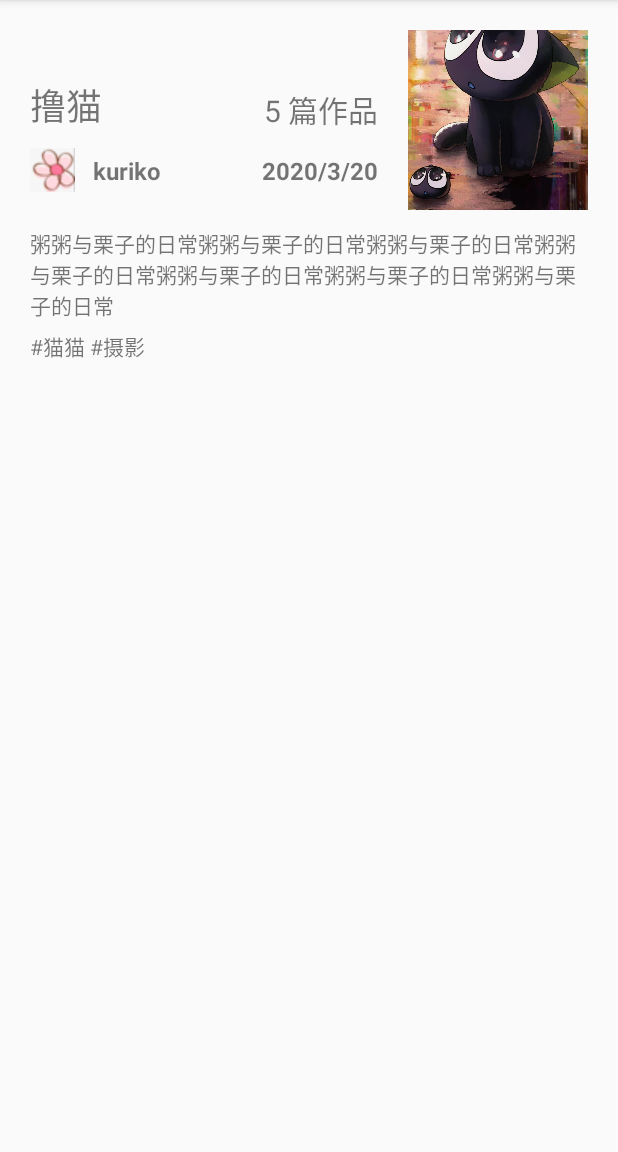
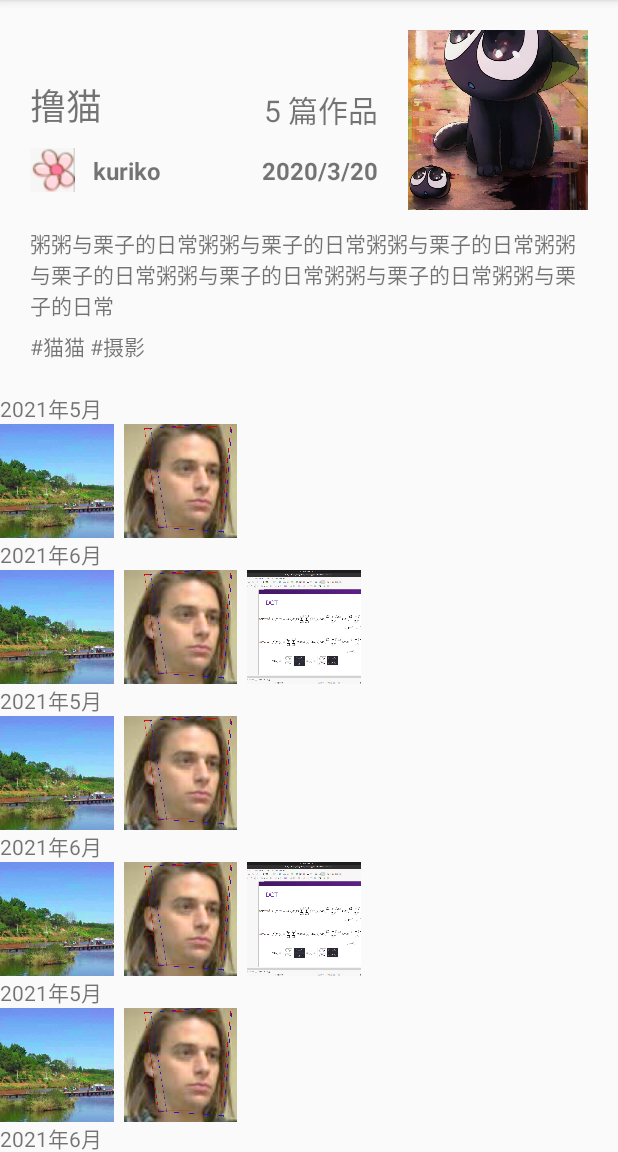
Before and after one commit to kawa-yoiko/Mine, an Android app: the CollectionActivity screen opened directly, with no data from a screen before it, on a phone screen of 412 x 824 dp, the part 84-1236 px from its top. Run offline under Robolectric (Android 15) with nearby library versions, the phone set to English and light mode, and no system bars.

Commit message:
Finish collection activity with a more flexible SquareFragment

```diff
--- a/client/app/build.gradle
+++ b/client/app/build.gradle
@@ -33,6 +33,7 @@ dependencies {
     implementation 'androidx.appcompat:appcompat:1.1.0'
     implementation 'com.google.android.material:material:1.1.0'
     implementation 'androidx.constraintlayout:constraintlayout:1.1.3'
+    implementation 'androidx.recyclerview:recyclerview:1.2.0'
     testImplementation 'junit:junit:4.+'
     androidTestImplementation 'androidx.test.ext:junit:1.1.1'
     androidTestImplementation 'androidx.test.espresso:espresso-core:3.2.0'
--- a/client/app/src/main/java/com/example/mine/CollectionActivity.java
+++ b/client/app/src/main/java/com/example/mine/CollectionActivity.java
@@ -15,9 +15,10 @@ public class CollectionActivity extends AppCompatActivity {
         super.onCreate(savedInstanceState);
         setContentView(R.layout.activity_collection);
 
-        squareFragment = new SquareFragment();
+        squareFragment = new SquareFragment(this.findViewById(R.id.heading));
         FrameLayout layout = (FrameLayout)this.findViewById(R.id.squares_container);
-        android.util.Log.d("x", layout != null ? "yes" : "no");
-        //layout.addView(squareFragment.getView());
+        getSupportFragmentManager().beginTransaction()
+                .add(R.id.squares_container, squareFragment)
+                .commit();
     }
 }
--- /dev/null
+++ b/client/app/src/main/java/com/example/mine/SingleViewAdapter.java
@@ -0,0 +1,48 @@
+package com.example.mine;
+
+import android.view.LayoutInflater;
+import android.view.View;
+import android.view.ViewGroup;
+
+import androidx.annotation.NonNull;
+import androidx.recyclerview.widget.RecyclerView;
+
+public class SingleViewAdapter extends RecyclerView.Adapter<SingleViewAdapter.SingleViewHolder> {
+    public static class SingleViewHolder extends RecyclerView.ViewHolder {
+        public SingleViewHolder(@NonNull View itemView) {
+            super(itemView);
+        }
+    }
+
+    /*
+    private final int viewId;
+    public SingleViewAdapter(int viewId) {
+        this.viewId = viewId;
+    }
+     */
+
+    private View view;
+    public SingleViewAdapter(View view) {
+        ((ViewGroup)view.getParent()).removeView(view);
+        this.view = view;
+    }
+
+    @Override
+    public int getItemCount() {
+        return 1;
+    }
+
+    @Override
+    public int getItemViewType(int position) { return 0; }
+
+    @NonNull
+    @Override
+    public SingleViewHolder onCreateViewHolder(@NonNull ViewGroup parent, int viewType) {
+        // View view = LayoutInflater.from(parent.getContext()).inflate(this.viewId, parent, false);
+        return new SingleViewHolder(view);
+    }
+
+    @Override
+    public void onBindViewHolder(@NonNull SingleViewHolder holder, int position) {
+    }
+}
--- a/client/app/src/main/java/com/example/mine/SquareAdapter.java
+++ b/client/app/src/main/java/com/example/mine/SquareAdapter.java
@@ -16,6 +16,7 @@ public class SquareAdapter extends RecyclerView.Adapter<RecyclerView.ViewHolder>
     private static final int DATE = 0;
     private static final int PICTURE = 1;
     private LinkedList<Object> data;
+    private int itemsBefore = 0;
 
     public static class DateHolder extends RecyclerView.ViewHolder {
         TextView textView;
@@ -36,6 +37,11 @@ public class SquareAdapter extends RecyclerView.Adapter<RecyclerView.ViewHolder>
     public SquareAdapter(LinkedList<Object> data)
     {
         this.data = data;
+    }
+
+    public SquareAdapter(LinkedList<Object> data, int itemsBefore) {
+        this.data = data;
+        this.itemsBefore = itemsBefore;
     }
 
     @Override
@@ -85,7 +91,7 @@ public class SquareAdapter extends RecyclerView.Adapter<RecyclerView.ViewHolder>
             gridManager.setSpanSizeLookup(new GridLayoutManager.SpanSizeLookup() {
                 @Override
                 public int getSpanSize(int position) {
-                    return getItemViewType(position) == DATE
+                    return (position < itemsBefore || getItemViewType(position - itemsBefore) == DATE)
                             ? gridManager.getSpanCount() : 1;
                 }
             });
--- a/client/app/src/main/java/com/example/mine/SquareFragment.java
+++ b/client/app/src/main/java/com/example/mine/SquareFragment.java
@@ -8,6 +8,7 @@ import android.view.ViewGroup;
 import androidx.annotation.NonNull;
 import androidx.annotation.Nullable;
 import androidx.fragment.app.Fragment;
+import androidx.recyclerview.widget.ConcatAdapter;
 import androidx.recyclerview.widget.GridLayoutManager;
 import androidx.recyclerview.widget.RecyclerView;
 
@@ -15,8 +16,10 @@ import java.util.LinkedList;
 
 public class SquareFragment extends Fragment {
     private RecyclerView recyclerView;
+    private View headingView;
 
     public SquareFragment() {}
+    public SquareFragment(View headingView) { this.headingView = headingView; }
 
     @Override
     public void onCreate(Bundle savedInstanceState) {
@@ -27,6 +30,7 @@ public class SquareFragment extends Fragment {
     public void onViewCreated(@NonNull View view, @Nullable Bundle savedInstanceState) {
         recyclerView = view.findViewById(R.id.recyclerview);
         LinkedList<Object> dateAndImages = new LinkedList<>();
+        for (int i = 0; i < 10; i++) {
             dateAndImages.add("2021年5月");
             dateAndImages.add(R.drawable.content1);
             dateAndImages.add(R.drawable.content2);
@@ -34,10 +38,18 @@ public class SquareFragment extends Fragment {
             dateAndImages.add(R.drawable.content1);
             dateAndImages.add(R.drawable.content2);
             dateAndImages.add(R.drawable.content3);
+        }
         GridLayoutManager gridLayoutManager = new GridLayoutManager(this.getContext(),5);
         recyclerView.setLayoutManager(gridLayoutManager);
-        SquareAdapter adapter = new SquareAdapter(dateAndImages);
+        if (headingView != null) {
+            SingleViewAdapter adapterHeading = new SingleViewAdapter(headingView);
+            SquareAdapter adapter = new SquareAdapter(dateAndImages, 1);
+            ConcatAdapter adapterConcat = new ConcatAdapter(adapterHeading, adapter);
+            recyclerView.setAdapter(adapterConcat);
+        } else {
+            SquareAdapter adapter = new SquareAdapter(dateAndImages, 0);
             recyclerView.setAdapter(adapter);
+        }
     }
 
     @Override
--- a/client/app/src/main/res/layout/activity_collection.xml
+++ b/client/app/src/main/res/layout/activity_collection.xml
@@ -5,6 +5,15 @@
     android:layout_width="match_parent"
     android:layout_height="match_parent"
     tools:context=".CollectionActivity">
+
+    <androidx.constraintlayout.widget.ConstraintLayout
+        android:id="@+id/heading"
+        android:layout_width="match_parent"
+        android:layout_height="wrap_content"
+        app:layout_constraintTop_toTopOf="parent"
+        app:layout_constraintLeft_toLeftOf="parent"
+        app:layout_constraintRight_toRightOf="parent"
+        >
 
         <androidx.constraintlayout.widget.ConstraintLayout
             android:id="@+id/cover_container"
@@ -105,18 +114,23 @@
             android:id="@+id/tags"
             android:text="#猫猫 #摄影"
             android:layout_marginTop="6dp"
+            android:layout_marginBottom="20dp"
             app:layout_constraintTop_toBottomOf="@id/description"
+            app:layout_constraintBottom_toBottomOf="parent"
             android:layout_marginHorizontal="20dp"
             app:layout_constraintLeft_toLeftOf="parent"
             app:layout_constraintRight_toRightOf="parent"
             />
 
+    </androidx.constraintlayout.widget.ConstraintLayout>
+
     <FrameLayout
+        android:id="@+id/squares_container"
         android:layout_width="match_parent"
         android:layout_height="wrap_content"
-        android:id="@+id/squares_container"
-        android:layout_marginTop="12dp"
-        app:layout_constraintTop_toBottomOf="@id/tags"
+        app:layout_constraintTop_toTopOf="parent"
+        app:layout_constraintLeft_toLeftOf="parent"
+        app:layout_constraintRight_toRightOf="parent"
         />
 
 </androidx.constraintlayout.widget.ConstraintLayout>
--- a/client/app/src/main/res/layout/square_fragment.xml
+++ b/client/app/src/main/res/layout/square_fragment.xml
@@ -6,10 +6,7 @@
         android:layout_width="match_parent"
         android:layout_height="match_parent"
         android:orientation="vertical">
-        <TextView
-            android:layout_width="wrap_content"
-            android:layout_height="wrap_content"
-            android:text="收藏"></TextView>
+
         <androidx.recyclerview.widget.RecyclerView
             android:id="@+id/recyclerview"
             android:layout_width="match_parent"
```
Lines whose indentation alone changed are shown as unchanged.
